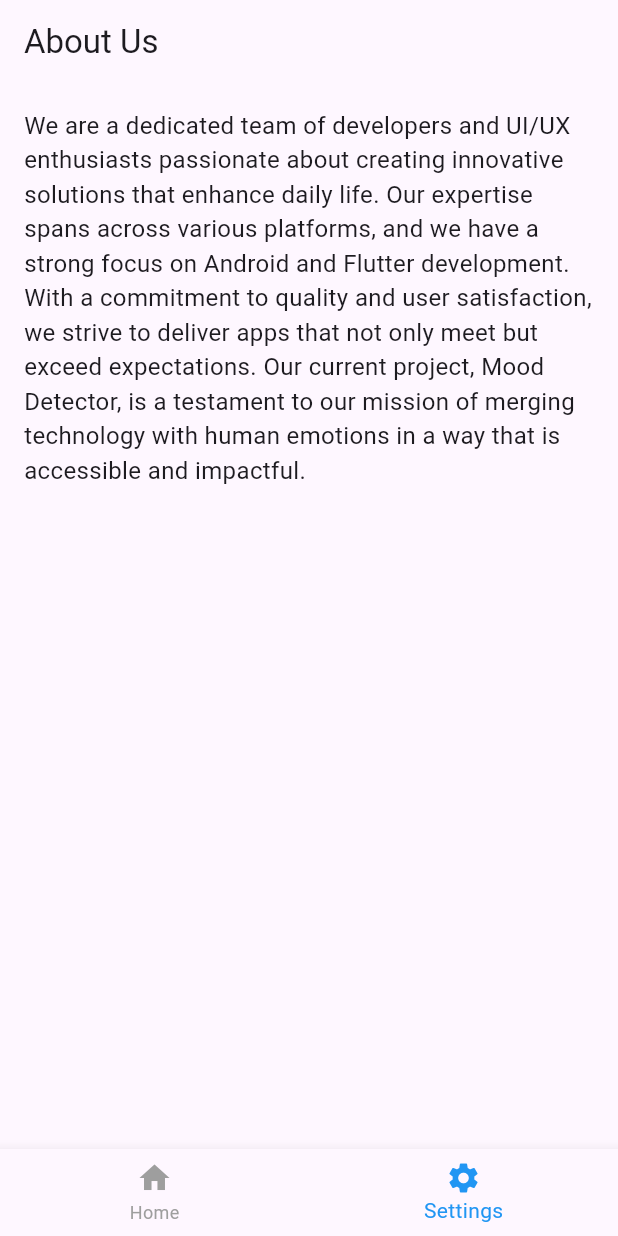
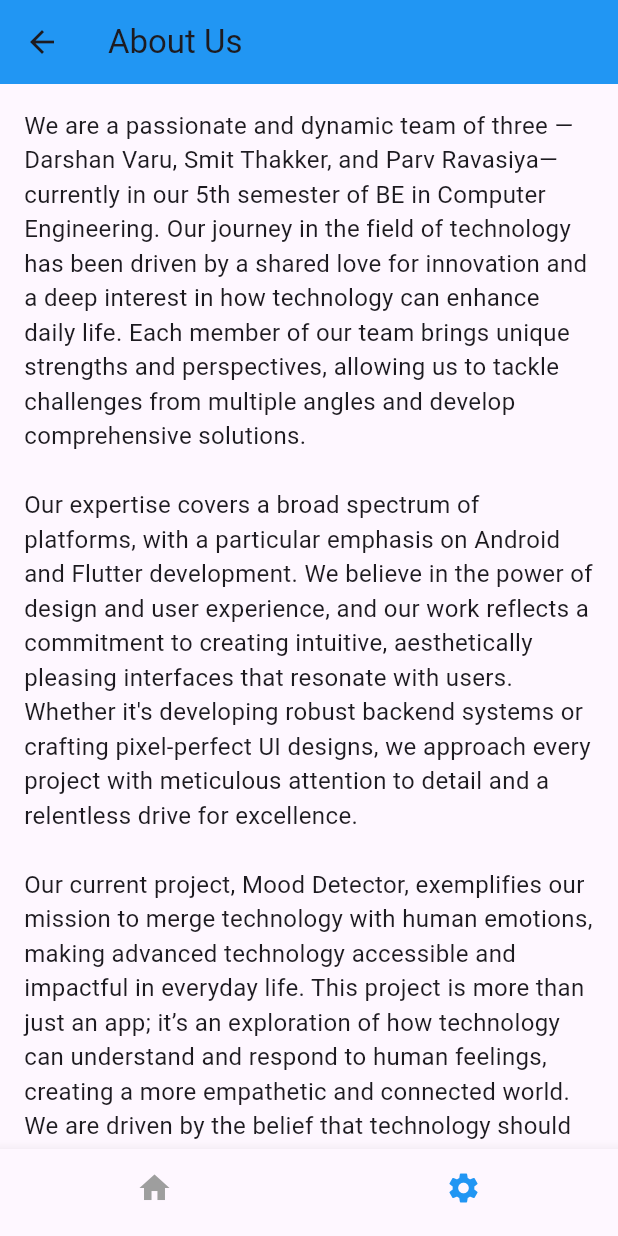
Before and after one commit to darshanvaru/Mood-Detector, a Flutter app: the AboutUs screen opened directly, on a phone screen of 412 x 824 dp. Run offline on Flutter 3.47's test engine with Material 3 defaults, Android fonts, the phone set to English and light mode, and no system bars.

Commit message:
miscellaneous changes

```diff
--- a/lib/Screens/about_us.dart
+++ b/lib/Screens/about_us.dart
@@ -1,6 +1,7 @@
 import 'package:flutter/material.dart';
 
 import '../Widgets/app_bottom_nav_bar.dart';
+import 'home_page.dart';
 
 void main() {
   runApp(const MyApp());
@@ -27,12 +28,23 @@ class AboutUs extends StatefulWidget {
 }
 
 class _AboutUsState extends State<AboutUs> {
-  final int _selectedIndex = 1;
 
   @override
   Widget build(BuildContext context) {
     return Scaffold(
       appBar: AppBar(
+        leading: IconButton(
+          icon: const Icon(Icons.arrow_back),
+          onPressed: () {
+            Navigator.of(context).pushAndRemoveUntil(
+              MaterialPageRoute(builder: (context) => const HomePage()),
+              (Route<dynamic> route) =>
+                  false, // This condition removes all routes
+            );
+          },
+        ),
+        backgroundColor: Colors.blue,
+        automaticallyImplyLeading: true,
         title: const Text("About Us"),
       ),
       body: const SingleChildScrollView(
@@ -40,13 +52,26 @@ class _AboutUsState extends State<AboutUs> {
           padding: EdgeInsets.all(16.0),
           child: SingleChildScrollView(
             child: Text(
-              'We are a dedicated team of developers and UI/UX enthusiasts passionate about creating innovative solutions that enhance daily life. Our expertise spans across various platforms, and we have a strong focus on Android and Flutter development. With a commitment to quality and user satisfaction, we strive to deliver apps that not only meet but exceed expectations. Our current project, Mood Detector, is a testament to our mission of merging technology with human emotions in a way that is accessible and impactful.',
+              'We are a passionate and dynamic team of three — Darshan Varu, Smit Thakker, and Parv Ravasiya—currently in our 5th semester of BE in Computer Engineering. '
+              'Our journey in the field of technology has been driven by a shared love for innovation and a deep interest in how technology can enhance daily life. '
+              'Each member of our team brings unique strengths and perspectives, allowing us to tackle challenges from multiple angles and develop comprehensive solutions.\n\n'
+              'Our expertise covers a broad spectrum of platforms, with a particular emphasis on Android and Flutter development. '
+              'We believe in the power of design and user experience, and our work reflects a commitment to creating intuitive, aesthetically pleasing interfaces that resonate with users. '
+              'Whether it\'s developing robust backend systems or crafting pixel-perfect UI designs, we approach every project with meticulous attention to detail and a relentless drive for excellence.\n\n'
+              'Our current project, Mood Detector, exemplifies our mission to merge technology with human emotions, making advanced technology accessible and impactful in everyday life. '
+              'This project is more than just an app; it’s an exploration of how technology can understand and respond to human feelings, creating a more empathetic and connected world. '
+              'We are driven by the belief that technology should not only solve problems but also enhance the human experience in meaningful ways.\n\n'
+              'As we continue to grow and learn, our focus remains on pushing the boundaries of what’s possible, delivering solutions that not only meet but exceed expectations. '
+              'We are excited to see where our journey takes us and are committed to making a positive impact through our work.',
               style: TextStyle(fontSize: 16.0),
             ),
           ),
         ),
       ),
-      bottomNavigationBar: AppBottomNavBar(selectedIndex: _selectedIndex),
+      bottomNavigationBar: const AppBottomNavBar(
+        selectedIndex: 1,
+        selectedSettingIndex: 2,
+      ),
     );
   }
 }
```
Also changed, not shown: lib/Screens/about_app.dart (+17 -3 lines), lib/Widgets/app_bottom_nav_bar.dart (+32 -8 lines).
